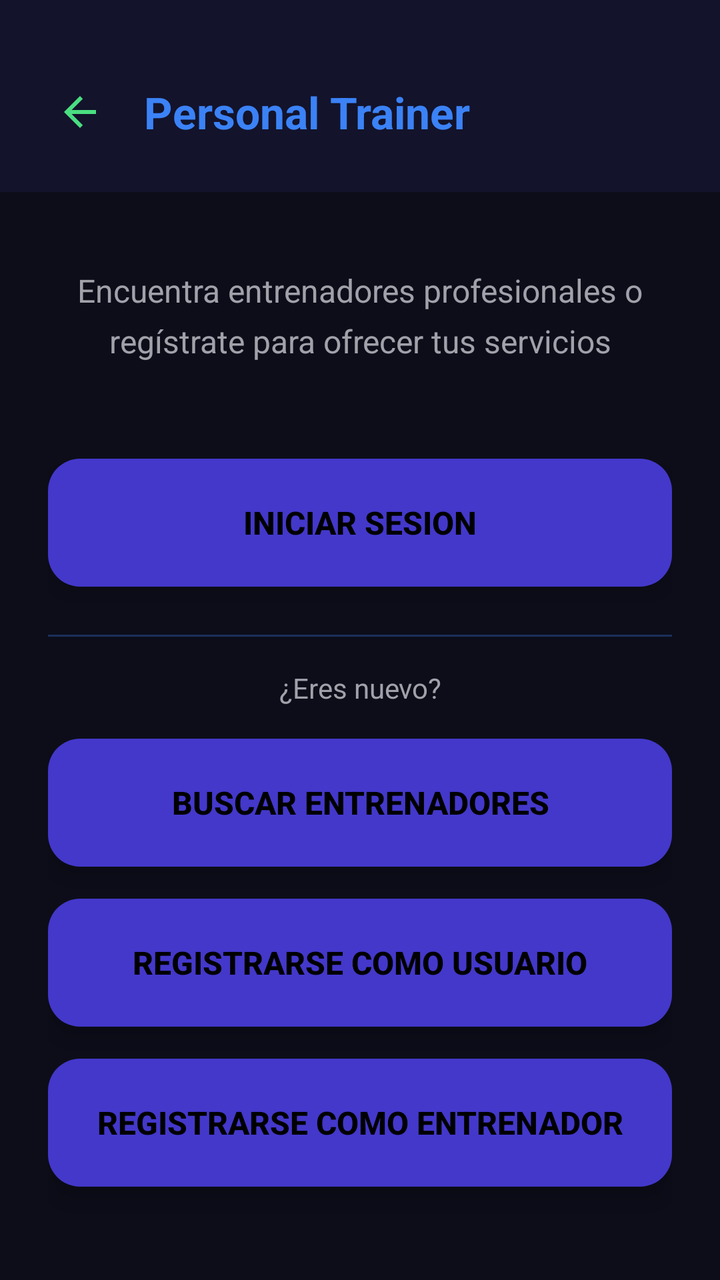
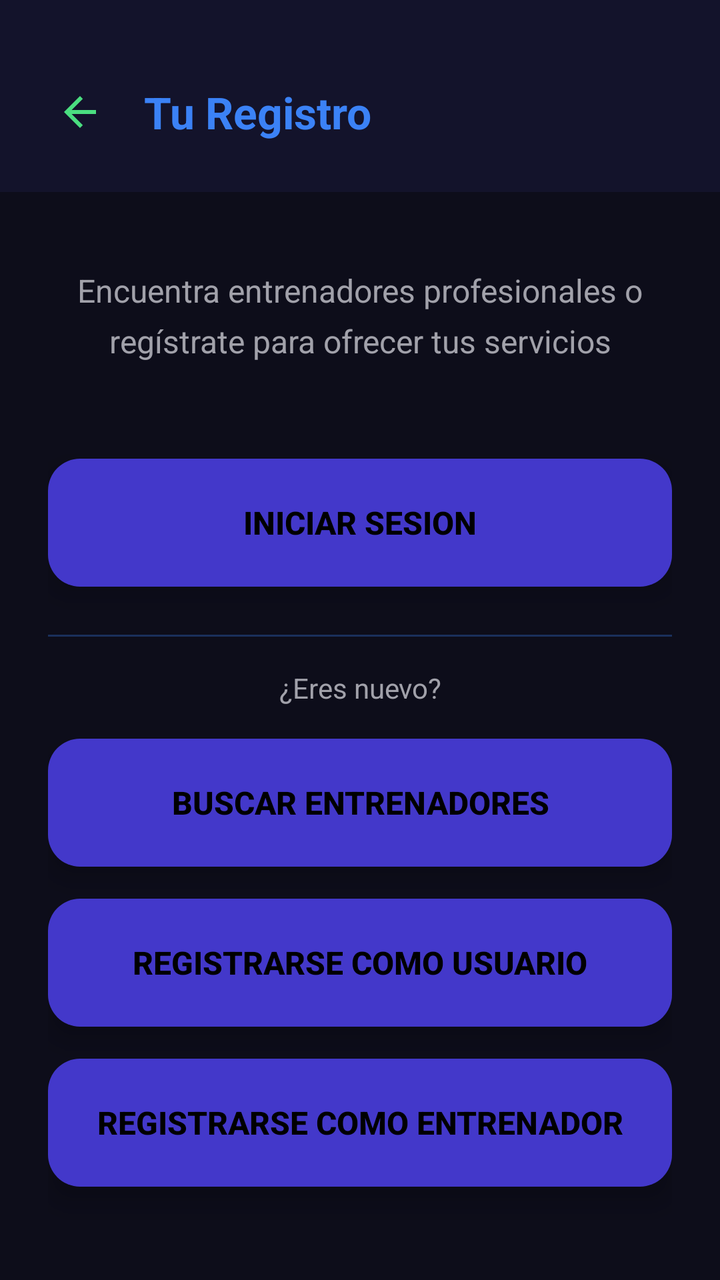

Before-and-after screenshots of an Android layout around one commit, followed by the original layout XML and the change that was made.
<!-- AndroidManifest.xml: activity theme Theme.GimnasioPro -->
<!-- res/layout/activity_personal_trainer.xml -->
<?xml version="1.0" encoding="utf-8"?>
<LinearLayout xmlns:android="http://schemas.android.com/apk/res/android"
    xmlns:app="http://schemas.android.com/apk/res-auto"
    xmlns:tools="http://schemas.android.com/tools"
    android:layout_width="match_parent"
    android:layout_height="match_parent"
    android:orientation="vertical"
    android:background="@color/dark_green_background"
    android:fitsSystemWindows="true"
    tools:context=".PersonalTrainerActivity">

    
    <LinearLayout
        android:layout_width="match_parent"
        android:layout_height="wrap_content"
        android:orientation="horizontal"
        android:gravity="center_vertical"
        android:paddingStart="16dp"
        android:paddingEnd="16dp"
        android:paddingBottom="16dp"
        android:paddingTop="32dp"
        android:background="@color/darker_green_header">

        <ImageButton
            android:id="@+id/btnBack"
            android:layout_width="48dp"
            android:layout_height="48dp"
            android:background="?attr/selectableItemBackgroundBorderless"
            android:src="@drawable/ic_arrow_back"
            android:contentDescription="Volver"
            android:scaleType="centerInside"
            android:clickable="true"
            android:focusable="true" />

        <TextView
            android:layout_width="0dp"
            android:layout_height="wrap_content"
            android:layout_weight="1"
            android:layout_marginStart="8dp"
            android:text="Personal Trainer"
            android:textSize="22sp"
            android:textStyle="bold"
            android:textColor="@color/accent_blue" />
    </LinearLayout>

    
    <LinearLayout
        android:layout_width="match_parent"
        android:layout_height="match_parent"
        android:orientation="vertical"
        android:padding="24dp"
        android:gravity="center">



        
        <TextView
            android:layout_width="match_parent"
            android:layout_height="wrap_content"
            android:text="Gestiona tu entrenamiento"
            android:textSize="24sp"
            android:textStyle="bold"
            android:textColor="@color/accent_blue"
            android:gravity="center"
            android:layout_marginBottom="16dp" />

        
        <TextView
            android:layout_width="match_parent"
            android:layout_height="wrap_content"
            android:text="Encuentra entrenadores profesionales o regístrate para ofrecer tus servicios"
            android:textSize="16sp"
            android:textColor="@color/text_light_gray"
            android:gravity="center"
            android:lineSpacingMultiplier="1.3"
            android:layout_marginBottom="48dp" />

        
        <Button
            android:id="@+id/btnLogin"
            android:layout_width="match_parent"
            android:layout_height="64dp"
            android:text="INICIAR SESION"
            android:textSize="16sp"
            android:textStyle="bold"
            android:textColor="@color/text_on_button"
            android:background="@drawable/bg_card_trainer"
            android:elevation="8dp"
            android:stateListAnimator="@null"
            android:layout_marginBottom="24dp" />

        
        <View
            android:layout_width="match_parent"
            android:layout_height="1dp"
            android:background="@color/accent_blue"
            android:alpha="0.3"
            android:layout_marginBottom="16dp" />

        <TextView
            android:layout_width="match_parent"
            android:layout_height="wrap_content"
            android:text="¿Eres nuevo?"
            android:textSize="14sp"
            android:textColor="@color/text_light_gray"
            android:gravity="center"
            android:layout_marginBottom="16dp" />

        
        <Button
            android:id="@+id/btnBuscarTrainers"
            android:layout_width="match_parent"
            android:layout_height="64dp"
            android:text="BUSCAR ENTRENADORES"
            android:textSize="16sp"
            android:textStyle="bold"
            android:textColor="@color/text_on_button"
            android:background="@drawable/bg_card_trainer"
            android:elevation="8dp"
            android:stateListAnimator="@null"
            android:layout_marginBottom="16dp" />

        
        <Button
            android:id="@+id/btnRegistrarseUsuario"
            android:layout_width="match_parent"
            android:layout_height="64dp"
            android:text="REGISTRARSE COMO USUARIO"
            android:textSize="16sp"
            android:textStyle="bold"
            android:textColor="@color/text_on_button"
            android:background="@drawable/bg_card_trainer"
            android:elevation="8dp"
            android:stateListAnimator="@null"
            android:layout_marginBottom="16dp" />

        
        <Button
            android:id="@+id/btnRegistrarseTrainer"
            android:layout_width="match_parent"
            android:layout_height="64dp"
            android:text="REGISTRARSE COMO ENTRENADOR"
            android:textSize="16sp"
            android:textStyle="bold"
            android:textColor="@color/text_on_button"
            android:background="@drawable/bg_card_trainer"
            android:elevation="8dp"
            android:stateListAnimator="@null"
            android:layout_marginBottom="24dp" />

        
        <View
            android:layout_width="match_parent"
            android:layout_height="1dp"
            android:background="@color/accent_blue"
            android:alpha="0.3"
            android:layout_marginTop="16dp"
            android:layout_marginBottom="16dp" />

        
        <TextView
            android:layout_width="match_parent"
            android:layout_height="wrap_content"
            android:text="Entrenadores verificados\nRutinas personalizadas\nSeguimiento de progreso"
            android:textSize="14sp"
            android:textColor="@color/text_light_gray"
            android:gravity="center"
            android:lineSpacingMultiplier="1.5" />

    </LinearLayout>

</LinearLayout>
<!-- resources referenced by this layout -->
<resources>
  <color name="accent_blue">#3B82F6</color>
  <color name="dark_green_background">@color/dark_background</color>
  <color name="darker_green_header">@color/dark_background_secondary</color>
  <color name="text_light_gray">@color/text_secondary</color>
  <color name="text_on_button">#FF000000</color>
  <!-- drawable bg_card_trainer (drawable) -->
  <?xml version="1.0" encoding="utf-8"?>
  <shape xmlns:android="http://schemas.android.com/apk/res/android"
      android:shape="rectangle">
      <solid android:color="@color/card_trainer" />
      <corners android:radius="16dp" />
  </shape>
  <!-- drawable ic_arrow_back (drawable) -->
  <?xml version="1.0" encoding="utf-8"?>
  <vector xmlns:android="http://schemas.android.com/apk/res/android"
      android:width="24dp"
      android:height="24dp"
      android:viewportWidth="24"
      android:viewportHeight="24"
      android:tint="@color/electric_green_button">
      <path
          android:fillColor="@android:color/white"
          android:pathData="M20,11H7.83l5.59,-5.59L12,4l-8,8 8,8 1.41,-1.41L7.83,13H20v-2z"/>
  </vector>
  <style name="Theme.GimnasioPro" parent="Theme.AppCompat.Light.NoActionBar">
          
          <item name="colorPrimary">@color/electric_green_button</item>
          <item name="colorPrimaryDark">@color/dark_green_background</item>
          <item name="colorAccent">@color/electric_green_button</item>
          <item name="android:windowBackground">@color/dark_green_background</item>
          <item name="android:statusBarColor">@color/dark_green_background</item>
          <item name="android:navigationBarColor">@color/dark_green_background</item>
          <item name="android:fitsSystemWindows">true</item>
      </style>
  <color name="dark_background">#0D0D1A</color>
  <color name="dark_background_secondary">#13132B</color>
  <color name="text_secondary">#A1A1AA</color>
  <color name="card_trainer">#4338CA</color>
  <color name="electric_green_button">@color/accent_green</color>
  <color name="accent_green">#4ADE80</color>
</resources>

<!-- the commit's change to res/layout/activity_personal_trainer.xml (unified diff, before → after) -->
@@ -37,7 +37,7 @@
             android:layout_height="wrap_content"
             android:layout_weight="1"
             android:layout_marginStart="8dp"
-            android:text="Personal Trainer"
+            android:text="Tu Registro"
             android:textSize="22sp"
             android:textStyle="bold"
             android:textColor="@color/accent_blue" />
